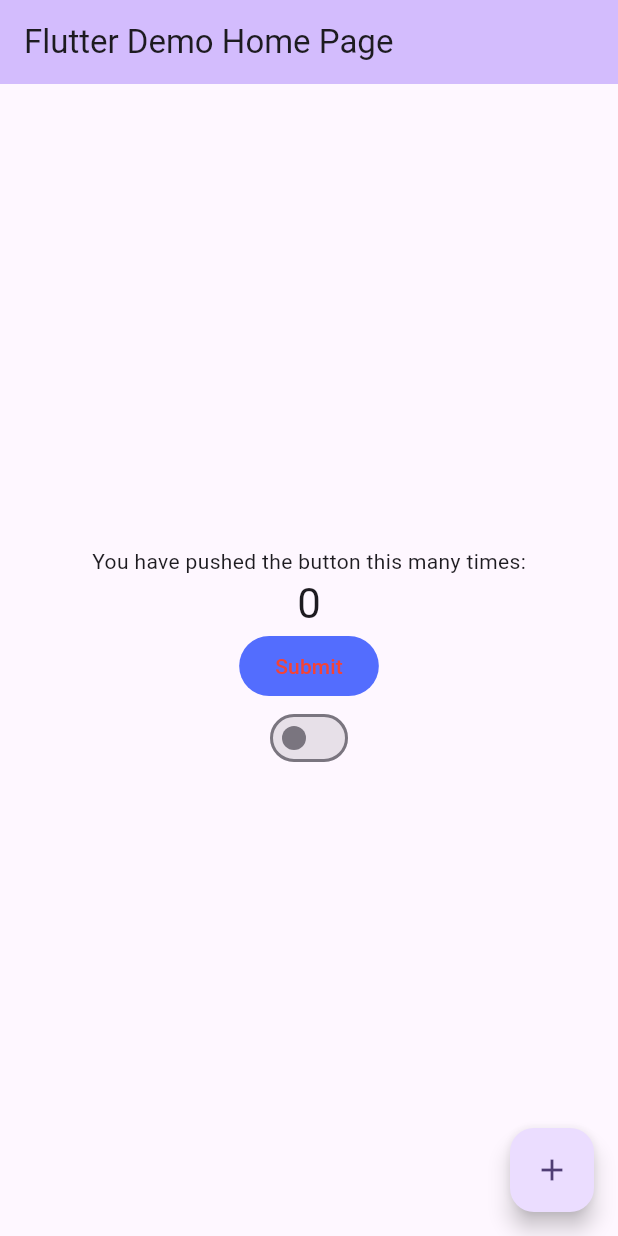
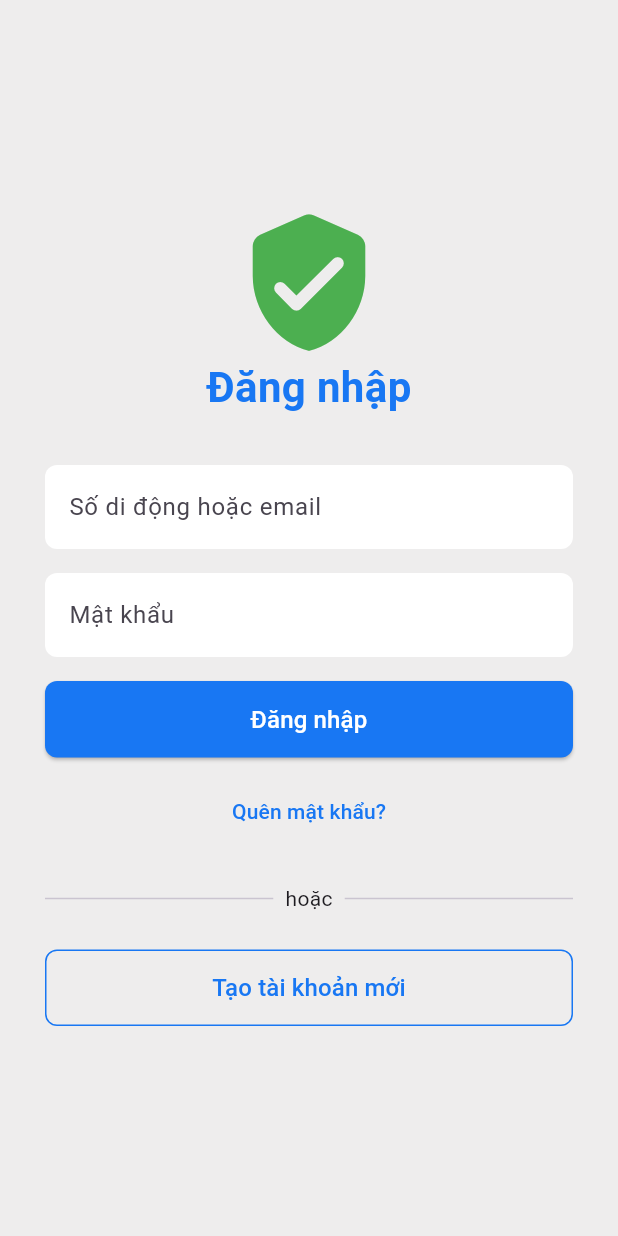
Before and after one commit to DoHaDucHuy/FirstFlutterApp, a Flutter app: the screen it shows after launch, on a phone screen of 412 x 824 dp. Run offline on Flutter 3.47's test engine with Material 3 defaults, Android fonts, the phone set to English and light mode, and no system bars.

Commit message:
Add navigagion

```diff
--- /dev/null
+++ b/lib/login_screen.dart
@@ -0,0 +1,162 @@
+import 'package:flutter/material.dart';
+
+class LoginScreen extends StatelessWidget {
+  final TextEditingController emailController = TextEditingController();
+  final TextEditingController passwordController = TextEditingController();
+  LoginScreen({super.key});
+  void onBtnLoginPressed(BuildContext context) {
+    if (emailController.text == "a" && passwordController.text == "a") {
+      // Navigate to home screen
+      print("Login successful!!!");
+      // You can use Navigator.pushNamed(context, '/home'); if you have a named route
+      // For example:
+      //Navigator.pop(context); // Close the login screen
+      Navigator.pushReplacementNamed(context, '/home');
+    } else {
+      // Handle login logic
+      print("Logging failed!!!");
+      showDialog(
+        context: context,
+        builder: (context) => AlertDialog(
+          title: const Text('Đăng nhập thất bại'),
+          content: const Text('Sai tài khoản hoặc mật khẩu.'),
+          actions: [
+            TextButton(
+              onPressed: () => Navigator.of(context).pop(),
+              child: const Text('Đóng'),
+            ),
+          ],
+        ),
+      );
+    }
+  }
+
+  @override
+  Widget build(BuildContext context) {
+    return Scaffold(
+      backgroundColor: const Color.fromARGB(255, 238, 237, 237),
+      body: Center(
+        child: SingleChildScrollView(
+          child: Padding(
+            padding: const EdgeInsets.symmetric(horizontal: 30.0),
+            child: Column(
+              mainAxisAlignment: MainAxisAlignment.center,
+              children: [
+                // Facebook logo
+                // Image.asset(
+                //   'assets/images/facebook_logo.png', // Đặt logo tại đây
+                //   height: 80,
+                // ),
+                const SizedBox(height: 30),
+                Icon(
+                  Icons.verified_user_rounded,
+                  size: 100,
+                  color: Colors.green,
+                ),
+                // Welcome text
+                const Text(
+                  'Đăng nhập',
+                  style: TextStyle(
+                    color: Color(0xFF1877F3),
+                    fontSize: 28,
+                    fontWeight: FontWeight.bold,
+                  ),
+                ),
+                const SizedBox(height: 32),
+                // Email/Phone field
+                TextField(
+                  controller: emailController,
+                  decoration: InputDecoration(
+                    filled: true,
+                    fillColor: Colors.white,
+                    hintText: 'Số di động hoặc email',
+                    border: OutlineInputBorder(
+                      borderRadius: BorderRadius.circular(8),
+                      borderSide: BorderSide.none,
+                    ),
+                  ),
+                ),
+                const SizedBox(height: 16),
+                // Password field
+                TextField(
+                  controller: passwordController,
+                  obscureText: true,
+                  decoration: InputDecoration(
+                    filled: true,
+                    fillColor: Colors.white,
+                    hintText: 'Mật khẩu',
+                    border: OutlineInputBorder(
+                      borderRadius: BorderRadius.circular(8),
+                      borderSide: BorderSide.none,
+                    ),
+                  ),
+                ),
+                const SizedBox(height: 16),
+                // Login button
+                SizedBox(
+                  width: double.infinity,
+                  child: ElevatedButton(
+                    style: ElevatedButton.styleFrom(
+                      backgroundColor: const Color(0xFF1877F3),
+                      padding: const EdgeInsets.symmetric(vertical: 14),
+                      shape: RoundedRectangleBorder(
+                        borderRadius: BorderRadius.circular(8),
+                      ),
+                    ),
+                    onPressed: () => onBtnLoginPressed(context),
+                    child: const Text(
+                      'Đăng nhập',
+                      style: TextStyle(fontSize: 16, color: Colors.white),
+                    ),
+                  ),
+                ),
+                const SizedBox(height: 12),
+                // Forgot password
+                TextButton(
+                  onPressed: () {},
+                  child: const Text(
+                    'Quên mật khẩu?',
+                    style: TextStyle(color: Color(0xFF1877F3)),
+                  ),
+                ),
+                const SizedBox(height: 24),
+                // Divider
+                Row(
+                  children: [
+                    Expanded(child: Divider(thickness: 1)),
+                    const Padding(
+                      padding: EdgeInsets.symmetric(horizontal: 8.0),
+                      child: Text('hoặc'),
+                    ),
+                    Expanded(child: Divider(thickness: 1)),
+                  ],
+                ),
+                const SizedBox(height: 24),
+                // Create new account button
+                SizedBox(
+                  width: double.infinity,
+                  child: OutlinedButton(
+                    style: OutlinedButton.styleFrom(
+                      foregroundColor: const Color(0xFF1877F3),
+                      side: const BorderSide(color: Color(0xFF1877F3)),
+                      padding: const EdgeInsets.symmetric(vertical: 14),
+                      shape: RoundedRectangleBorder(
+                        borderRadius: BorderRadius.circular(8),
+                      ),
+                    ),
+                    onPressed: () {},
+                    child: const Text(
+                      'Tạo tài khoản mới',
+                      style: TextStyle(fontSize: 16),
+                    ),
+                  ),
+                ),
+                const SizedBox(height: 32),
+              ],
+            ),
+          ),
+        ),
+      ),
+    );
+  }
+}
--- a/lib/main.dart
+++ b/lib/main.dart
@@ -1,7 +1,11 @@
 import 'package:flutter/material.dart';
+import 'home_screen.dart';
+import 'login_screen.dart';
+import 'settings_screen.dart';
+import 'info_screen.dart';
 
 void main() {
-  runApp(const MyApp());
+  runApp(MyApp());
 }
 
 class MyApp extends StatelessWidget {
@@ -10,90 +14,15 @@ class MyApp extends StatelessWidget {
   @override
   Widget build(BuildContext context) {
     return MaterialApp(
-      title: 'Flutter Demo',
-      theme: ThemeData(
-        colorScheme: ColorScheme.fromSeed(seedColor: Colors.deepPurple),
-      ),
-      home: const MyHomePage(title: 'Flutter Demo Home Page'),
-      debugShowCheckedModeBanner: false,
+      title: 'Drawer Navigation App',
+      theme: ThemeData(primarySwatch: Colors.blue),
+      initialRoute: '/',
+      routes: {
+        '/': (context) => LoginScreen(),
+        '/home': (context) => HomeScreen(),
+        '/settings': (context) => SettingsScreen(),
+        '/info': (context) => InfoScreen(),
+      },
     );
   }
 }
-
-class MyHomePage extends StatefulWidget {
-  const MyHomePage({super.key, required this.title});
-
-  final String title;
-
-  @override
-  State<MyHomePage> createState() => _MyHomePageState();
-}
-
-class _MyHomePageState extends State<MyHomePage> {
-  int _counter = 0;
-  bool isEnabled = false;
-
-  void _incrementCounter() {
-    setState(() {
-      _counter++;
-    });
-  }
-
-  @override
-  Widget build(BuildContext context) {
-    return Scaffold(
-      appBar: AppBar(
-        backgroundColor: Theme.of(context).colorScheme.inversePrimary,
-        title: Text(widget.title),
-
-      ),
-      body: Center(
-        child: Column(
-          mainAxisAlignment: MainAxisAlignment.center,
-          children: <Widget>[
-            const Text('You have pushed the button this many times:'),
-            Text(
-              '$_counter',
-              style: Theme.of(context).textTheme.headlineMedium,
-            ),
-            ElevatedButton(
-              onPressed: isEnabled ? () => print("Clicked") : null,
-              style: ButtonStyle(
-                backgroundColor: MaterialStateProperty.resolveWith<Color>(
-                      (Set<MaterialState> states) {
-                    if (states.contains(MaterialState.disabled)) {
-                      return Colors.indigoAccent; // Background color when disabled
-                    }
-                    return Colors.indigo; // Background color when enabled
-                  },
-                ),
-                foregroundColor: MaterialStateProperty.resolveWith<Color>(
-                      (Set<MaterialState> states) {
-                    if (states.contains(MaterialState.disabled)) {
-                      return Colors.red; // Text color when disabled
-                    }
-                    return Colors.black; // Text color when enabled
-                  },
-                ),
-              ),
-              child: Text('Submit'),
-            ),
-            Switch(
-              value: isEnabled,
-              onChanged: (value) {
-                setState(() {
-                  isEnabled = value;
-                });
-              },
-            )
-          ],
-        ),
-      ),
-      floatingActionButton: FloatingActionButton(
-        onPressed: _incrementCounter,
-        tooltip: 'Increment',
-        child: const Icon(Icons.add),
-      ),
-    );
-  }
-}
```
Also changed, not shown: lib/home_screen.dart (added, +68 -0 lines), lib/info_screen.dart (added, +10 -0 lines), lib/settings_screen.dart (added, +37 -0 lines).
